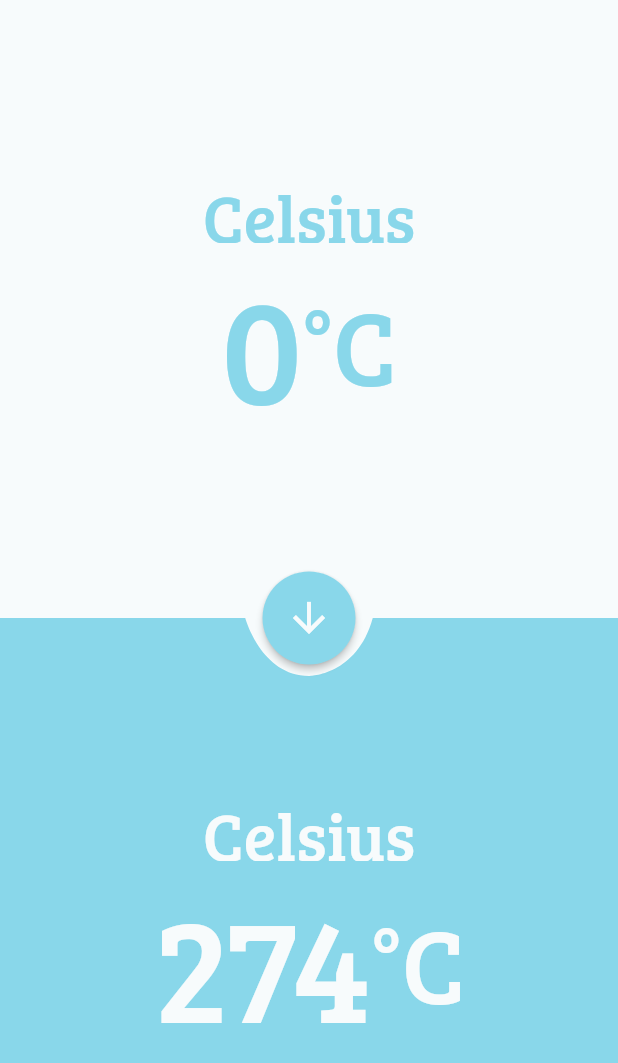
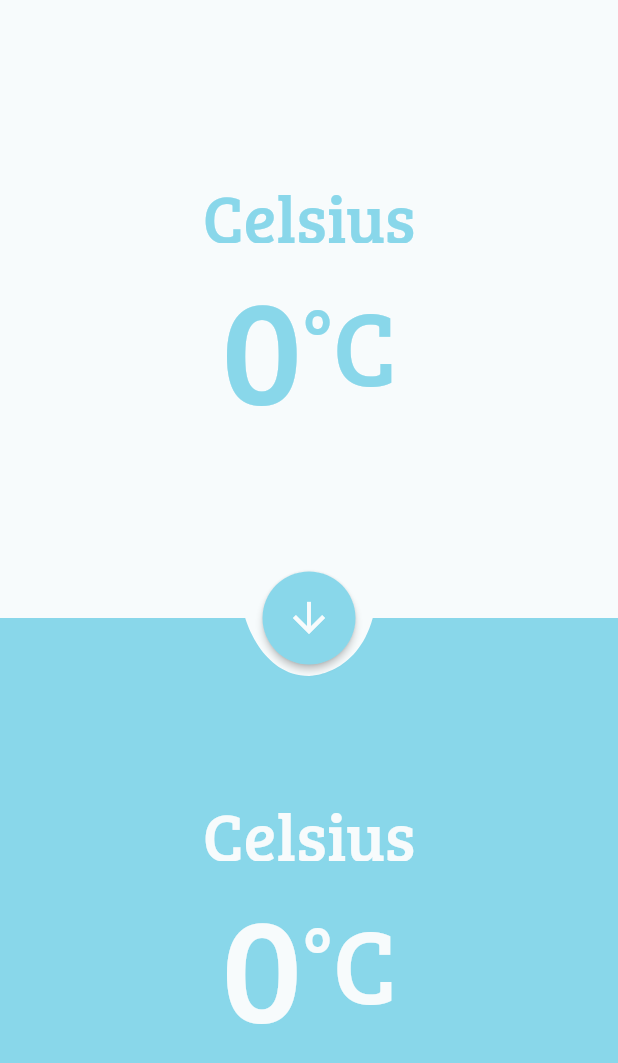
Before and after one commit to koplakzs/conversi_temperature-flutter, a Flutter app: the screen it shows after launch, on a phone screen of 412 x 824 dp. Shown: the top 1063 px of the screen. Run offline on Flutter 3.47's test engine with Material 2 defaults, Android fonts, the light colour scheme and no system bars.

Commit message:
mencoba passing data dari 1 file ke file lainnya

```diff
--- a/lib/screen/conversi.dart
+++ b/lib/screen/conversi.dart
@@ -1,6 +1,7 @@
 import 'package:flutter/material.dart';
 import 'package:flutter/src/widgets/framework.dart';
 import 'package:flutter/src/widgets/placeholder.dart';
+import 'package:temperature_conversi/screen/input_value.dart';
 import 'package:temperature_conversi/widget/button_conversi.dart';
 import 'package:temperature_conversi/widget/input_temperatur.dart';
 import 'package:temperature_conversi/widget/result_temperature.dart';
@@ -13,6 +14,17 @@ class Conversi extends StatefulWidget {
 }
 
 class _ConversiState extends State<Conversi> {
+  String text = '0';
+  String result = '0';
+  void _awaitReturnValueFromInputValue(BuildContext context) async {
+    final value = await Navigator.push(
+        context, MaterialPageRoute(builder: (context) => const InputValue()));
+
+    setState(() {
+      text = value;
+    });
+  }
+
   @override
   Widget build(BuildContext context) {
     return Scaffold(
@@ -20,7 +32,11 @@ class _ConversiState extends State<Conversi> {
         child: Stack(
           children: [
             Column(
-              children: const [InputTemperature(), ResultTemperature()],
+              children: [
+                InputTemperature(
+                    text: text, awaitReturn: _awaitReturnValueFromInputValue),
+                ResultTemperature(text: result)
+              ],
             ),
             const Align(
               alignment: Alignment.center,
--- a/lib/widget/input_temperatur.dart
+++ b/lib/widget/input_temperatur.dart
@@ -5,7 +5,11 @@ import 'package:temperature_conversi/screen/input_value.dart';
 import 'package:temperature_conversi/widget/my_theme.dart';
 
 class InputTemperature extends StatefulWidget {
-  const InputTemperature({super.key});
+  final String text;
+  final void Function(BuildContext) awaitReturn;
+  const InputTemperature(
+      {Key? key, required this.text, required this.awaitReturn})
+      : super(key: key);
 
   @override
   State<InputTemperature> createState() => _InputTemperatureState();
@@ -21,16 +25,6 @@ class _InputTemperatureState extends State<InputTemperature> {
 
   String selectItem = 'Celsius';
   String selectSymbol = 'C';
-  String text = '0';
-
-  void _awaitReturnValueFromInputValue(BuildContext context) async {
-    final result = await Navigator.push(
-        context, MaterialPageRoute(builder: (context) => const InputValue()));
-
-    setState(() {
-      text = result;
-    });
-  }
 
   @override
   Widget build(BuildContext context) {
@@ -70,7 +64,7 @@ class _InputTemperatureState extends State<InputTemperature> {
             underline: Container(),
             alignment: Alignment.center,
             icon: Container(),
-            style: TextStyle(
+            style: const TextStyle(
                 color: MyTheme.blue,
                 fontFamily: 'BreeSerif-Regular',
                 fontSize: 45),
@@ -81,17 +75,17 @@ class _InputTemperatureState extends State<InputTemperature> {
             mainAxisAlignment: MainAxisAlignment.center,
             children: [
               GestureDetector(
-                child: Text(text,
-                    style: TextStyle(
+                child: Text(widget.text,
+                    style: const TextStyle(
                         color: MyTheme.blue,
                         fontFamily: 'BreeSerif-Regular',
                         fontSize: 100)),
                 onTap: () {
-                  _awaitReturnValueFromInputValue(context);
+                  widget.awaitReturn(context);
                 },
               ),
               Text('\u00B0$selectSymbol',
-                  style: TextStyle(
+                  style: const TextStyle(
                       color: MyTheme.blue,
                       fontFamily: 'BreeSerif-Regular',
                       fontSize: 70))
--- a/lib/widget/result_temperature.dart
+++ b/lib/widget/result_temperature.dart
@@ -2,7 +2,8 @@ import 'package:flutter/material.dart';
 import 'package:temperature_conversi/widget/my_theme.dart';
 
 class ResultTemperature extends StatefulWidget {
-  const ResultTemperature({super.key});
+  const ResultTemperature({Key? key, required this.text}) : super(key: key);
+  final String text;
 
   @override
   State<ResultTemperature> createState() => _ResultTemperatureState();
@@ -66,7 +67,7 @@ class _ResultTemperatureState extends State<ResultTemperature> {
             Row(
               mainAxisAlignment: MainAxisAlignment.center,
               children: [
-                Text('274',
+                Text(widget.text,
                     style: TextStyle(
                         color: MyTheme.white,
                         fontFamily: 'BreeSerif-Regular',
```
Also changed, not shown: lib/model/model_input_value.dart (+4 -11 lines), lib/screen/input_value.dart (+12 -3 lines), lib/widget/button.dart (+7 -3 lines), lib/widget/keyboard.dart (+5 -3 lines).
